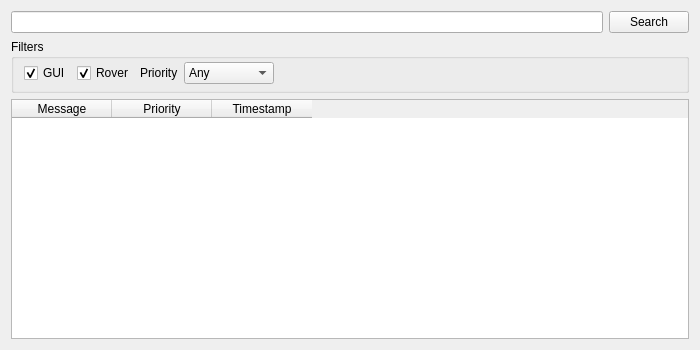
This is src/designer/widget_logger.ui in marsinstituteSC/MissionControl as Qt 5 draws it before an edit. The edited form follows.
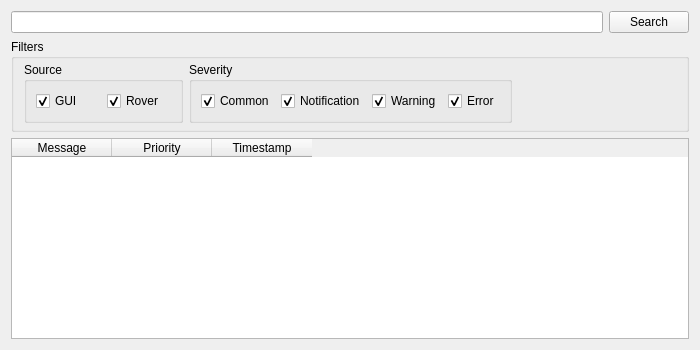
This is the edited form.

Commit message:
- Fixed a bug related to dark mode / light mode switching which caused color issues for common items.
- Removed combo box for priority selection, using check boxes instead, for the logger. Allows better filtering.

The edit to the form file:
```diff
--- a/src/designer/widget_logger.ui
+++ b/src/designer/widget_logger.ui
@@ -35,7 +35,7 @@
      <property name="title">
       <string>Filters</string>
      </property>
-     <layout class="QGridLayout" name="gridLayout" columnstretch="0,0,0,0,0,1">
+     <layout class="QGridLayout" name="gridLayout" columnstretch="0,0,0,0,0">
       <property name="sizeConstraint">
        <enum>QLayout::SetDefaultConstraint</enum>
       </property>
@@ -54,67 +54,89 @@
       <property name="spacing">
        <number>6</number>
       </property>
-      <item row="2" column="3">
-       <widget class="QLabel" name="label">
-        <property name="text">
-         <string>Priority</string>
-        </property>
-       </widget>
-      </item>
-      <item row="2" column="1">
-       <widget class="QCheckBox" name="checkFilterGUI">
-        <property name="text">
-         <string>GUI</string>
-        </property>
-        <property name="checked">
-         <bool>true</bool>
-        </property>
-       </widget>
-      </item>
-      <item row="2" column="2">
-       <widget class="QCheckBox" name="checkFilterRover">
-        <property name="text">
-         <string>Rover</string>
-        </property>
-        <property name="checked">
-         <bool>true</bool>
-        </property>
-       </widget>
-      </item>
       <item row="2" column="4">
-       <widget class="QComboBox" name="comboPriorities">
-        <item>
+       <widget class="QLabel" name="labelStretchFix">
          <property name="text">
-          <string>Any</string>
-         </property>
-        </item>
-        <item>
+         <string/>
+        </property>
+       </widget>
+      </item>
+      <item row="2" column="3">
+       <widget class="QGroupBox" name="groupFilterPriorities">
+        <property name="title">
+         <string>Severity</string>
+        </property>
+        <layout class="QGridLayout" name="gridLayout_3">
+         <item row="0" column="0">
+          <widget class="QCheckBox" name="checkPrioCommon">
          <property name="text">
           <string>Common</string>
          </property>
-        </item>
-        <item>
+           <property name="checked">
+            <bool>true</bool>
+           </property>
+          </widget>
+         </item>
+         <item row="0" column="1">
+          <widget class="QCheckBox" name="checkPrioNotif">
          <property name="text">
           <string>Notification</string>
          </property>
-        </item>
-        <item>
+           <property name="checked">
+            <bool>true</bool>
+           </property>
+          </widget>
+         </item>
+         <item row="0" column="2">
+          <widget class="QCheckBox" name="checkPrioWarn">
          <property name="text">
           <string>Warning</string>
          </property>
-        </item>
-        <item>
+           <property name="checked">
+            <bool>true</bool>
+           </property>
+          </widget>
+         </item>
+         <item row="0" column="3">
+          <widget class="QCheckBox" name="checkPrioErr">
          <property name="text">
           <string>Error</string>
          </property>
-        </item>
+           <property name="checked">
+            <bool>true</bool>
+           </property>
+          </widget>
+         </item>
+        </layout>
        </widget>
       </item>
-      <item row="2" column="5">
-       <widget class="QLabel" name="labelStretchFix">
+      <item row="2" column="2">
+       <widget class="QGroupBox" name="groupFilterSource">
+        <property name="title">
+         <string>Source</string>
+        </property>
+        <layout class="QGridLayout" name="gridLayout_4">
+         <item row="0" column="0">
+          <widget class="QCheckBox" name="checkFilterGUI">
         <property name="text">
-         <string/>
-        </property>
+            <string>GUI</string>
+           </property>
+           <property name="checked">
+            <bool>true</bool>
+           </property>
+          </widget>
+         </item>
+         <item row="0" column="1">
+          <widget class="QCheckBox" name="checkFilterRover">
+           <property name="text">
+            <string>Rover</string>
+           </property>
+           <property name="checked">
+            <bool>true</bool>
+           </property>
+          </widget>
+         </item>
+        </layout>
        </widget>
       </item>
      </layout>
```
Lines whose indentation alone changed are shown as unchanged. The commit also changes 3 other files.
